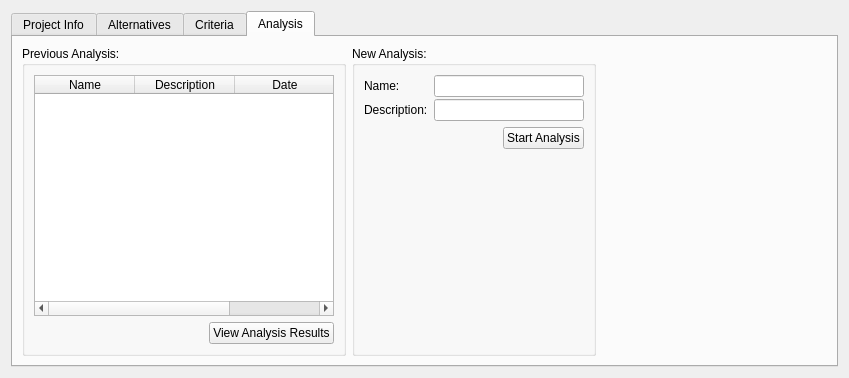
Ecotrust/delphos, file src/gui/project_view.ui: the form before one commit.
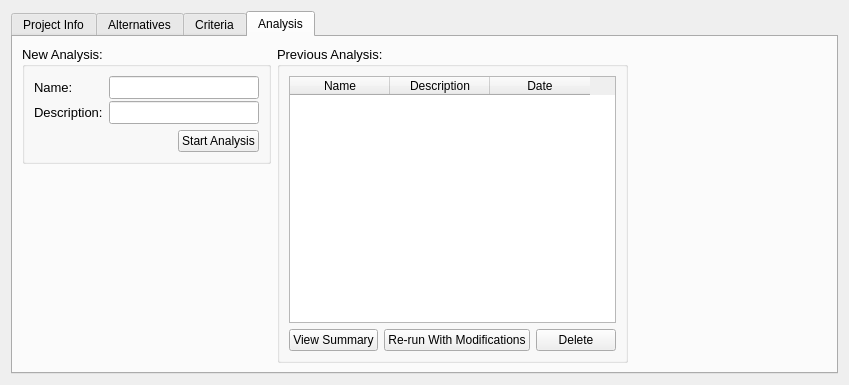
The form after the commit. The open tabs and pages were chosen to show the change. Custom widgets are drawn as their Qt base class.

Commit message: turned off stylesheet for now since it overrides any designer settings..., added analysis run deletion, changed a bunch of statis styling

The edit to the form file:
```diff
--- a/src/gui/project_view.ui
+++ b/src/gui/project_view.ui
@@ -6,15 +6,27 @@
     <x>0</x>
     <y>0</y>
     <width>849</width>
-    <height>378</height>
+    <height>381</height>
    </rect>
   </property>
+  <property name="font" >
+   <font>
+    <family>Arial</family>
+    <pointsize>9</pointsize>
+   </font>
+  </property>
   <property name="windowTitle" >
    <string>Form</string>
   </property>
   <layout class="QHBoxLayout" >
    <item>
     <widget class="QTabWidget" name="tabProject" >
+     <property name="font" >
+      <font>
+       <family>Arial</family>
+       <pointsize>9</pointsize>
+      </font>
+     </property>
      <property name="currentIndex" >
       <number>1</number>
      </property>
@@ -399,8 +411,140 @@
        <string>Analysis</string>
       </attribute>
       <layout class="QHBoxLayout" >
+       <item>
+        <layout class="QVBoxLayout" >
+         <item>
+          <widget class="QGroupBox" name="groupBox_4" >
+           <property name="font" >
+            <font>
+             <family>Arial</family>
+             <pointsize>10</pointsize>
+            </font>
+           </property>
+           <property name="title" >
+            <string>New Analysis:</string>
+           </property>
+           <layout class="QVBoxLayout" >
+            <item>
+             <layout class="QHBoxLayout" >
+              <item>
+               <layout class="QVBoxLayout" >
+                <property name="spacing" >
+                 <number>2</number>
+                </property>
+                <item>
+                 <widget class="QLabel" name="label_5" >
+                  <property name="text" >
+                   <string>Name:</string>
+                  </property>
+                 </widget>
+                </item>
+                <item>
+                 <widget class="QLabel" name="label_4" >
+                  <property name="text" >
+                   <string>Description:</string>
+                  </property>
+                 </widget>
+                </item>
+               </layout>
+              </item>
+              <item>
+               <layout class="QVBoxLayout" >
+                <property name="spacing" >
+                 <number>2</number>
+                </property>
+                <item>
+                 <widget class="QLineEdit" name="analysis_name_edit" >
+                  <property name="minimumSize" >
+                   <size>
+                    <width>150</width>
+                    <height>0</height>
+                   </size>
+                  </property>
+                 </widget>
+                </item>
+                <item>
+                 <widget class="QLineEdit" name="analysis_description_edit" >
+                  <property name="minimumSize" >
+                   <size>
+                    <width>150</width>
+                    <height>0</height>
+                   </size>
+                  </property>
+                 </widget>
+                </item>
+               </layout>
+              </item>
+             </layout>
+            </item>
+            <item>
+             <layout class="QHBoxLayout" >
+              <item>
+               <spacer>
+                <property name="orientation" >
+                 <enum>Qt::Horizontal</enum>
+                </property>
+                <property name="sizeHint" >
+                 <size>
+                  <width>40</width>
+                  <height>20</height>
+                 </size>
+                </property>
+               </spacer>
+              </item>
+              <item>
+               <widget class="QPushButton" name="new_analysis_button" >
+                <property name="font" >
+                 <font>
+                  <pointsize>9</pointsize>
+                 </font>
+                </property>
+                <property name="text" >
+                 <string>Start Analysis</string>
+                </property>
+               </widget>
+              </item>
+             </layout>
+            </item>
+           </layout>
+          </widget>
+         </item>
+         <item>
+          <spacer>
+           <property name="orientation" >
+            <enum>Qt::Vertical</enum>
+           </property>
+           <property name="sizeHint" >
+            <size>
+             <width>20</width>
+             <height>40</height>
+            </size>
+           </property>
+          </spacer>
+         </item>
+        </layout>
+       </item>
+       <item>
+        <spacer>
+         <property name="orientation" >
+          <enum>Qt::Horizontal</enum>
+         </property>
+         <property name="sizeHint" >
+          <size>
+           <width>30</width>
+           <height>315</height>
+          </size>
+         </property>
+        </spacer>
+       </item>
        <item>
         <widget class="QGroupBox" name="groupBox_5" >
+         <property name="font" >
+          <font>
+           <family>Arial</family>
+           <pointsize>10</pointsize>
+          </font>
+         </property>
          <property name="title" >
           <string>Previous Analysis:</string>
          </property>
@@ -415,6 +559,11 @@
                 <height>0</height>
                </size>
               </property>
+              <property name="font" >
+               <font>
+                <pointsize>9</pointsize>
+               </font>
+              </property>
               <property name="editTriggers" >
                <set>QAbstractItemView::NoEditTriggers</set>
               </property>
@@ -455,106 +604,44 @@
               </item>
               <item>
                <widget class="QPushButton" name="view_analysis_button" >
+                <property name="font" >
+                 <font>
+                  <pointsize>9</pointsize>
+                 </font>
+                </property>
                 <property name="text" >
-                 <string>View Analysis Results</string>
+                 <string>View Summary</string>
                 </property>
                </widget>
               </item>
-             </layout>
-            </item>
-           </layout>
-          </item>
-         </layout>
-        </widget>
-       </item>
-       <item>
-        <widget class="QGroupBox" name="groupBox_4" >
-         <property name="title" >
-          <string>New Analysis:</string>
-         </property>
-         <layout class="QVBoxLayout" >
-          <item>
-           <layout class="QHBoxLayout" >
-            <item>
-             <layout class="QVBoxLayout" >
-              <property name="spacing" >
-               <number>2</number>
-              </property>
               <item>
-               <widget class="QLabel" name="label_5" >
+               <widget class="QPushButton" name="rerun_analysis_button" >
+                <property name="font" >
+                 <font>
+                  <pointsize>9</pointsize>
+                 </font>
+                </property>
                 <property name="text" >
-                 <string>Name:</string>
+                 <string>Re-run With Modifications</string>
                 </property>
                </widget>
               </item>
               <item>
-               <widget class="QLabel" name="label_4" >
+               <widget class="QPushButton" name="delete_analysis_button" >
+                <property name="font" >
+                 <font>
+                  <pointsize>9</pointsize>
+                 </font>
+                </property>
                 <property name="text" >
-                 <string>Description:</string>
+                 <string>Delete</string>
                 </property>
                </widget>
               </item>
              </layout>
             </item>
-            <item>
-             <layout class="QVBoxLayout" >
-              <property name="spacing" >
-               <number>2</number>
-              </property>
-              <item>
-               <widget class="QLineEdit" name="analysis_name_edit" >
-                <property name="minimumSize" >
-                 <size>
-                  <width>150</width>
-                  <height>0</height>
-                 </size>
-                </property>
-               </widget>
-              </item>
-              <item>
-               <widget class="QLineEdit" name="analysis_description_edit" />
-              </item>
-             </layout>
-            </item>
            </layout>
           </item>
-          <item>
-           <layout class="QHBoxLayout" >
-            <item>
-             <spacer>
-              <property name="orientation" >
-               <enum>Qt::Horizontal</enum>
-              </property>
-              <property name="sizeHint" >
-               <size>
-                <width>40</width>
-                <height>20</height>
-               </size>
-              </property>
-             </spacer>
-            </item>
-            <item>
-             <widget class="QPushButton" name="new_analysis_button" >
-              <property name="text" >
-               <string>Start Analysis</string>
-              </property>
-             </widget>
-            </item>
-           </layout>
-          </item>
-          <item>
-           <spacer>
-            <property name="orientation" >
-             <enum>Qt::Vertical</enum>
-            </property>
-            <property name="sizeHint" >
-             <size>
-              <width>20</width>
-              <height>40</height>
-             </size>
-            </property>
-           </spacer>
-          </item>
          </layout>
         </widget>
        </item>
```
Left out of the diff: 28 changed lines with no effect on the pictures. The commit also changes 20 other files.
